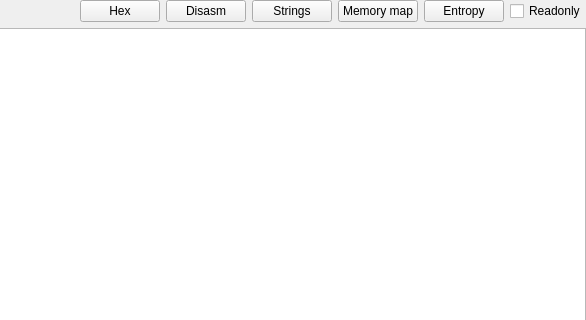
Old version of the form PE/pewidget.ui in the repository horsicq/FormatWidgets; both pictures show x 446 to 1032 and y 0 to 320 of the 1032 by 493 pixel window.
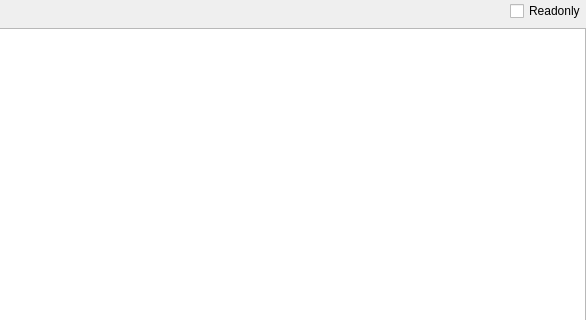
New version of the form. Custom widgets are drawn as their Qt base class.

What changed in the file:
```diff
--- a/PE/pewidget.ui
+++ b/PE/pewidget.ui
@@ -68,41 +68,6 @@
        </property>
       </spacer>
      </item>
-     <item>
-      <widget class="QPushButton" name="pushButtonHex">
-       <property name="text">
-        <string>Hex</string>
-       </property>
-      </widget>
-     </item>
-     <item>
-      <widget class="QPushButton" name="pushButtonDisasm">
-       <property name="text">
-        <string>Disasm</string>
-       </property>
-      </widget>
-     </item>
-     <item>
-      <widget class="QPushButton" name="pushButtonStrings">
-       <property name="text">
-        <string>Strings</string>
-       </property>
-      </widget>
-     </item>
-     <item>
-      <widget class="QPushButton" name="pushButtonMemoryMap">
-       <property name="text">
-        <string>Memory map</string>
-       </property>
-      </widget>
-     </item>
-     <item>
-      <widget class="QPushButton" name="pushButtonEntropy">
-       <property name="text">
-        <string>Entropy</string>
-       </property>
-      </widget>
-     </item>
      <item>
       <widget class="QCheckBox" name="checkBoxReadonly">
        <property name="text">
```
